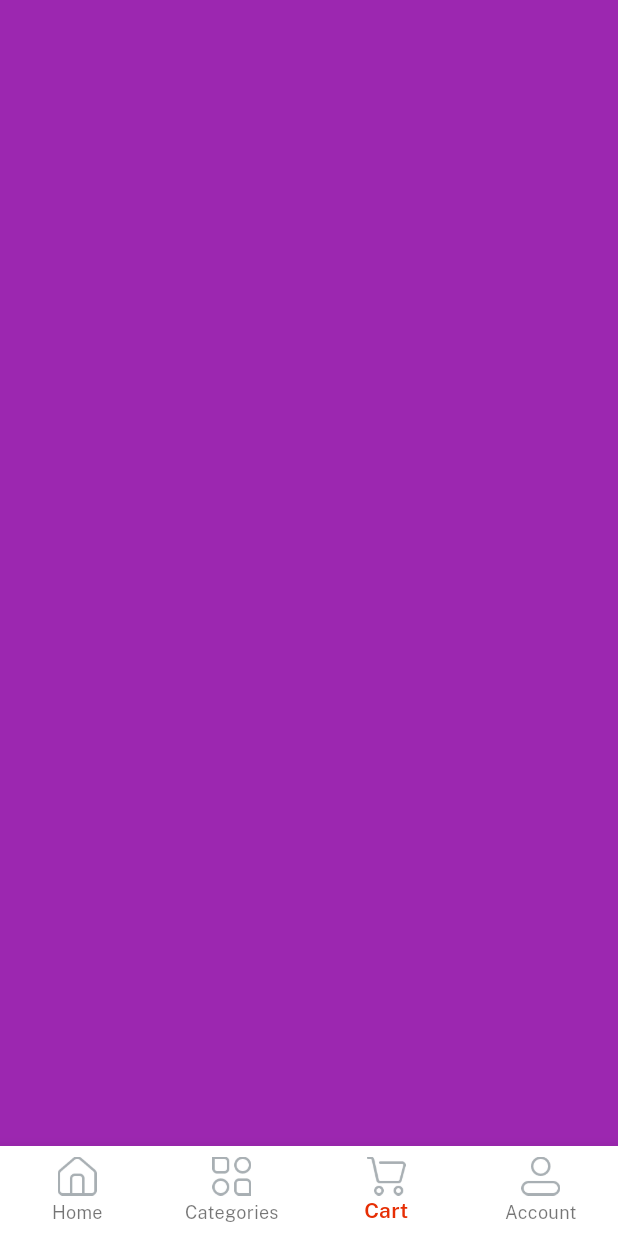
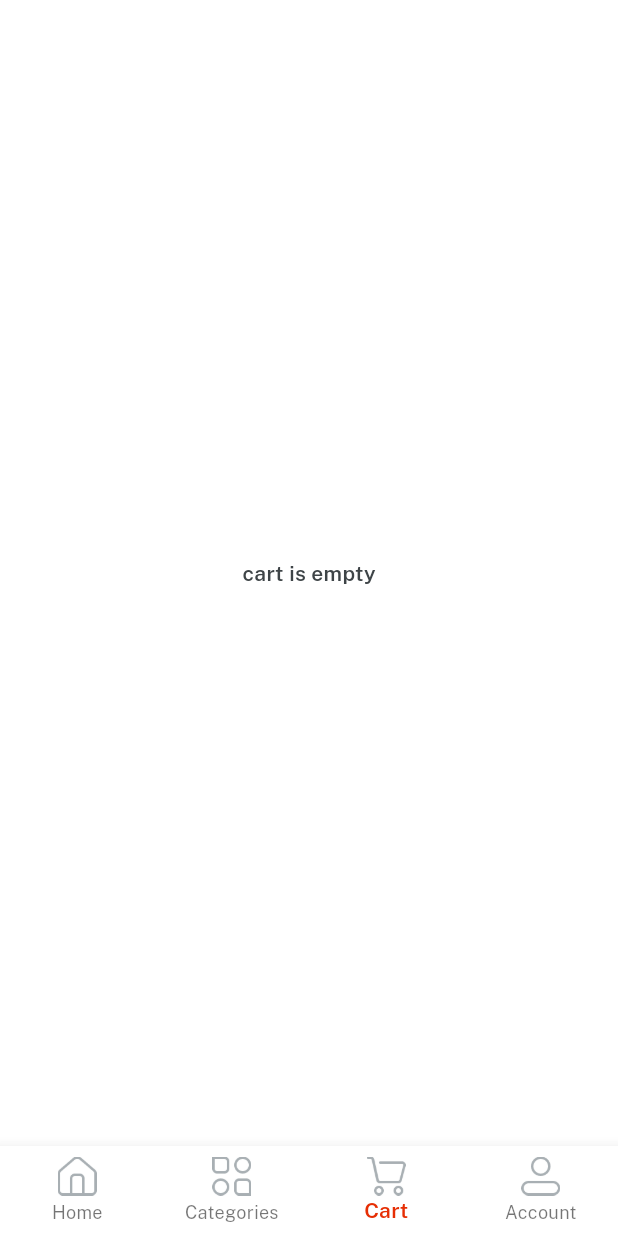
Before and after one commit to Aak172003/flutter-emart, a Flutter app: the Home screen opened directly, item 3 of the bottom bar chosen, on a phone screen of 412 x 824 dp. Run offline on Flutter 3.47's test engine with Material 3 defaults, Android fonts, the phone set to English and light mode, and no system bars; our stand-ins replace get, velocity_x.

Commit message:
make empty cart design

```diff
--- a/lib/views/cart_screen/cart_screen.dart
+++ b/lib/views/cart_screen/cart_screen.dart
@@ -5,6 +5,12 @@ class CartScreen extends StatelessWidget {
 
   @override
   Widget build(BuildContext context) {
-    return Container(color: Colors.purple);
+    return Container(
+      color: Colors.white,
+      child: "cart is empty".text
+          .fontFamily(semibold)
+          .color(darkFontGrey)
+          .makeCentered(),
+    );
   }
 }
```
